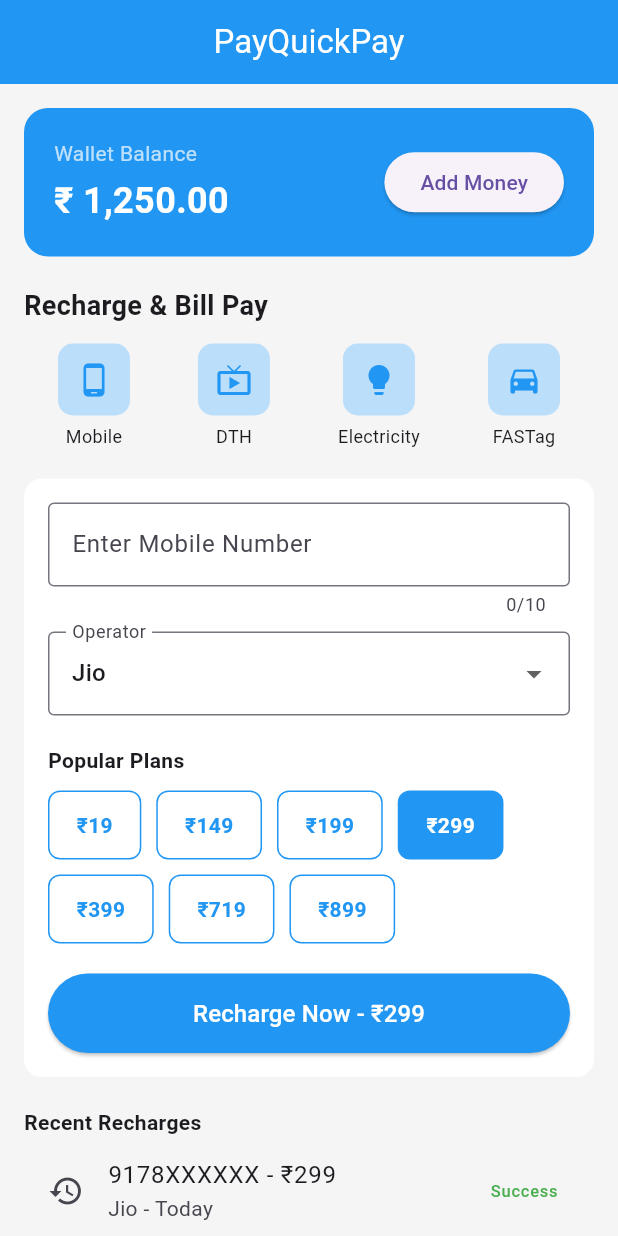
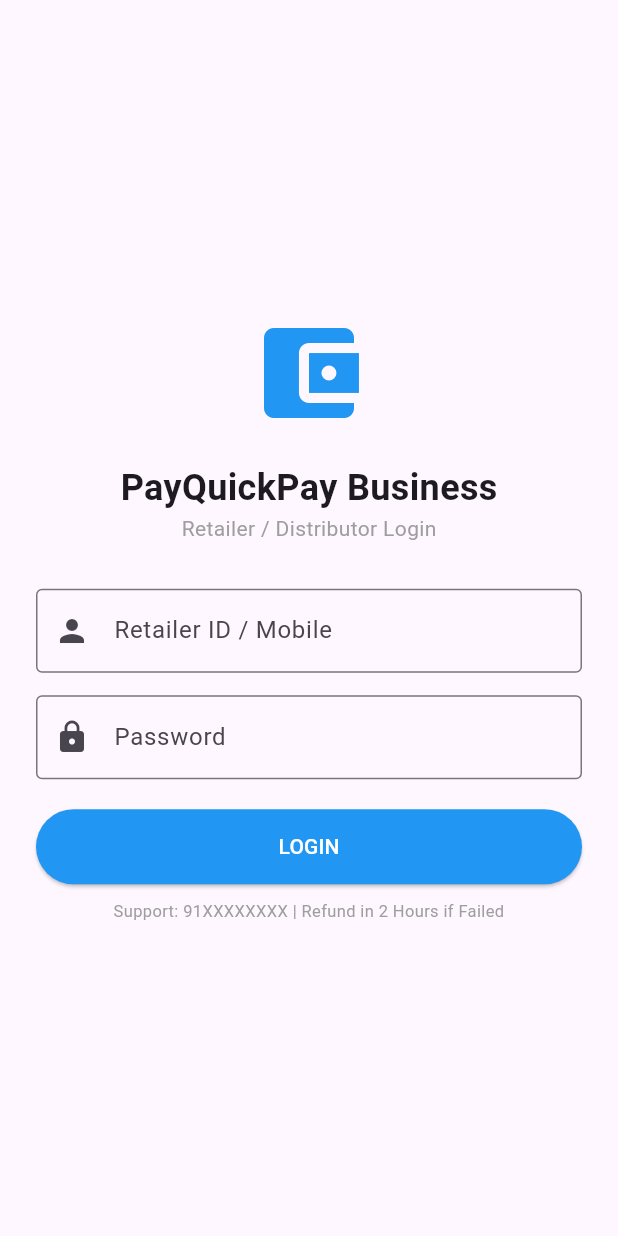
Before and after one commit to Nilu10051998/PayQuickPay, a Flutter app: the screen it shows after launch, on a phone screen of 412 x 824 dp. Run offline on Flutter 3.47's test engine with Material 3 defaults, Android fonts, the phone set to English and light mode, and no system bars.

Commit message:
Refactor app structure to include login functionality
Updated the main app structure to include a login screen and changed the app title. Replaced the RechargeHome widget with LoginScreen and added BusinessHome for managing transactions.

```diff
--- a/lib/main.dart
+++ b/lib/main.dart
@@ -1,149 +1,159 @@
 import 'package:flutter/material.dart';
 
-void main() { runApp(const PayQuickPayApp()); }
+void main() => runApp(const PayQuickPayApp());
 
 class PayQuickPayApp extends StatelessWidget {
   const PayQuickPayApp({super.key});
   @override
   Widget build(BuildContext context) {
     return MaterialApp(
-      title: 'PayQuickPay',
       debugShowCheckedModeBanner: false,
-      theme: ThemeData(primarySwatch: Colors.blue, useMaterial3: true),
-      home: const RechargeHome(),
+      title: 'PayQuickPay Business',
+      theme: ThemeData(useMaterial3: true, primarySwatch: Colors.blue),
+      home: const LoginScreen(),
     );
   }
 }
 
-class RechargeHome extends StatefulWidget {
-  const RechargeHome({super.key});
-  @override
-  State<RechargeHome> createState() => _RechargeHomeState();
-}
-
-class _RechargeHomeState extends State<RechargeHome> {
-  final _mobileController = TextEditingController();
-  String _selectedOperator = 'Jio';
-  int _selectedPlan = 299;
-
-  final List<int> plans = [19, 149, 199, 299, 399, 719, 899];
-
+// 1. LOGIN SCREEN - RETAILER ID
+class LoginScreen extends StatelessWidget {
+  const LoginScreen({super.key});
   @override
   Widget build(BuildContext context) {
     return Scaffold(
-      backgroundColor: Colors.grey[100],
-      appBar: AppBar(title: const Text('PayQuickPay'), backgroundColor: Colors.blue, foregroundColor: Colors.white, centerTitle: true),
-      body: SingleChildScrollView(
-        padding: const EdgeInsets.all(16),
+      body: Padding(
+        padding: const EdgeInsets.all(24),
         child: Column(
-          crossAxisAlignment: CrossAxisAlignment.start,
+          mainAxisAlignment: MainAxisAlignment.center,
           children: [
-            // Wallet Card
-            Container(
-              padding: const EdgeInsets.all(20),
-              decoration: BoxDecoration(color: Colors.blue, borderRadius: BorderRadius.circular(16)),
-              child: Row(
-                mainAxisAlignment: MainAxisAlignment.spaceBetween,
-                children: [
-                  const Column(
-                    crossAxisAlignment: CrossAxisAlignment.start,
-                    children: [
-                      Text('Wallet Balance', style: TextStyle(color: Colors.white70)),
-                      SizedBox(height: 5),
-                      Text('₹ 1,250.00', style: TextStyle(color: Colors.white, fontSize: 24, fontWeight: FontWeight.bold)),
-                    ],
-                  ),
-                  ElevatedButton(onPressed: () {}, child: const Text('Add Money')),
-                ],
-              ),
-            ),
+            const Icon(Icons.account_balance_wallet, size: 80, color: Colors.blue),
             const SizedBox(height: 20),
-            // Services
-            const Text('Recharge & Bill Pay', style: TextStyle(fontSize: 18, fontWeight: FontWeight.bold)),
-            const SizedBox(height: 12),
-            Row(
-              mainAxisAlignment: MainAxisAlignment.spaceAround,
-              children: [
-                _serviceIcon(Icons.phone_android, 'Mobile'),
-                _serviceIcon(Icons.live_tv, 'DTH'),
-                _serviceIcon(Icons.lightbulb, 'Electricity'),
-                _serviceIcon(Icons.directions_car, 'FASTag'),
-              ],
-            ),
+            const Text('PayQuickPay Business', style: TextStyle(fontSize: 24, fontWeight: FontWeight.bold)),
+            const Text('Retailer / Distributor Login', style: TextStyle(color: Colors.grey)),
+            const SizedBox(height: 30),
+            const TextField(decoration: InputDecoration(labelText: 'Retailer ID / Mobile', border: OutlineInputBorder(), prefixIcon: Icon(Icons.person))),
+            const SizedBox(height: 15),
+            const TextField(obscureText: true, decoration: InputDecoration(labelText: 'Password', border: OutlineInputBorder(), prefixIcon: Icon(Icons.lock))),
             const SizedBox(height: 20),
-            // Mobile Input
-            Container(
-              padding: const EdgeInsets.all(16),
-              decoration: BoxDecoration(color: Colors.white, borderRadius: BorderRadius.circular(12)),
-              child: Column(
-                crossAxisAlignment: CrossAxisAlignment.start,
-                children: [
-                  TextField(
-                    controller: _mobileController,
-                    keyboardType: TextInputType.phone,
-                    decoration: const InputDecoration(labelText: 'Enter Mobile Number', prefixText: '+91 ', border: OutlineInputBorder()),
-                    maxLength: 10,
-                  ),
-                  const SizedBox(height: 10),
-                  DropdownButtonFormField(
-                    value: _selectedOperator,
-                    items: ['Jio', 'Airtel', 'Vi', 'BSNL'].map((e) => DropdownMenuItem(value: e, child: Text(e))).toList(),
-                    onChanged: (v) => setState(() => _selectedOperator = v!),
-                    decoration: const InputDecoration(labelText: 'Operator', border: OutlineInputBorder()),
-                  ),
-                  const SizedBox(height: 20),
-                  const Text('Popular Plans', style: TextStyle(fontWeight: FontWeight.bold)),
-                  const SizedBox(height: 10),
-                  Wrap(
-                    spacing: 10,
-                    runSpacing: 10,
-                    children: plans.map((plan) {
-                      bool selected = _selectedPlan == plan;
-                      return GestureDetector(
-                        onTap: () => setState(() => _selectedPlan = plan),
-                        child: Container(
-                          padding: const EdgeInsets.symmetric(horizontal: 18, vertical: 12),
-                          decoration: BoxDecoration(
-                            color: selected? Colors.blue : Colors.white,
-                            border: Border.all(color: Colors.blue),
-                            borderRadius: BorderRadius.circular(8),
-                          ),
-                          child: Text('₹$plan', style: TextStyle(color: selected? Colors.white : Colors.blue, fontWeight: FontWeight.bold)),
-                        ),
-                      );
-                    }).toList(),
-                  ),
-                  const SizedBox(height: 20),
-                  SizedBox(
-                    width: double.infinity,
-                    child: ElevatedButton(
-                      style: ElevatedButton.styleFrom(backgroundColor: Colors.blue, foregroundColor: Colors.white, padding: const EdgeInsets.all(15)),
-                      onPressed: () {
-                        ScaffoldMessenger.of(context).showSnackBar(SnackBar(content: Text('₹$_selectedPlan Recharge for ${_mobileController.text} - $_selectedOperator - Success!')));
-                      },
-                      child: Text('Recharge Now - ₹$_selectedPlan', style: const TextStyle(fontSize: 16)),
-                    ),
-                  ),
-                ],
-              ),
-            ),
-            const SizedBox(height: 20),
-            const Text('Recent Recharges', style: TextStyle(fontWeight: FontWeight.bold)),
-            const ListTile(leading: Icon(Icons.history), title: Text('9178XXXXXX - ₹299'), subtitle: Text('Jio - Today'), trailing: Text('Success', style: TextStyle(color: Colors.green))),
-            const ListTile(leading: Icon(Icons.history), title: Text('DTH - 123456789 - ₹350'), subtitle: Text('Tata Play - Yesterday'), trailing: Text('Success', style: TextStyle(color: Colors.green))),
+            SizedBox(width: double.infinity, child: ElevatedButton(style: ElevatedButton.styleFrom(backgroundColor: Colors.blue, foregroundColor: Colors.white, padding: const EdgeInsets.all(15)), onPressed: () { Navigator.pushReplacement(context, MaterialPageRoute(builder: (_) => const BusinessHome())); }, child: const Text('LOGIN'))),
+            const SizedBox(height: 10),
+            const Text('Support: 91XXXXXXXX | Refund in 2 Hours if Failed', style: TextStyle(fontSize: 11, color: Colors.grey), textAlign: TextAlign.center),
           ],
         ),
       ),
     );
   }
+}
 
-  Widget _serviceIcon(IconData icon, String label) {
-    return Column(
-      children: [
-        Container(padding: const EdgeInsets.all(12), decoration: BoxDecoration(color: Colors.blue.shade100, borderRadius: BorderRadius.circular(10)), child: Icon(icon, color: Colors.blue)),
-        const SizedBox(height: 5),
-        Text(label, style: const TextStyle(fontSize: 12)),
-      ],
+// 2. BUSINESS HOME
+class BusinessHome extends StatefulWidget {
+  const BusinessHome({super.key});
+  @override
+  State<BusinessHome> createState() => _BusinessHomeState();
+}
+
+class _BusinessHomeState extends State<BusinessHome> {
+  double wallet = 1250.0;
+  final List<Map<String, dynamic>> history = [
+    {'no': '9178XXXX01', 'amt': 299, 'op': 'Jio', 'status': 'Success', 'id': 'TXN12345'},
+    {'no': 'DTH 12345', 'amt': 350, 'op': 'TataPlay', 'status': 'Failed', 'id': 'TXN12344'},
+  ];
+
+  void _recharge(String number, int amt, String op) {
+    setState(() {
+      if (wallet >= amt) {
+        wallet -= amt;
+        history.insert(0, {'no': number, 'amt': amt, 'op': op, 'status': 'Success', 'id': 'TXN${DateTime.now().millisecondsSinceEpoch}'});
+      }
+    });
+  }
+
+  @override
+  Widget build(BuildContext context) {
+    return DefaultTabController(
+      length: 3,
+      child: Scaffold(
+        appBar: AppBar(
+          title: const Text('PayQuickPay'),
+          backgroundColor: Colors.blue,
+          foregroundColor: Colors.white,
+          bottom: const TabBar(tabs: [Tab(text: 'Recharge'), Tab(text: 'History'), Tab(text: 'Support')]),
+        ),
+        body: TabBarView(children: [
+          // TAB 1 - RECHARGE
+          SingleChildScrollView(
+            padding: const EdgeInsets.all(16),
+            child: Column(children: [
+              Container(
+                padding: const EdgeInsets.all(16),
+                decoration: BoxDecoration(color: Colors.blue, borderRadius: BorderRadius.circular(12)),
+                child: Row(mainAxisAlignment: MainAxisAlignment.spaceBetween, children: [
+                  Column(crossAxisAlignment: CrossAxisAlignment.start, children: [const Text('Wallet Balance', style: TextStyle(color: Colors.white70)), Text('₹ ${wallet.toStringAsFixed(2)}', style: const TextStyle(color: Colors.white, fontSize: 22, fontWeight: FontWeight.bold))]),
+                  ElevatedButton(onPressed: () { setState(() => wallet += 1000); }, child: const Text('Add ₹1000')),
+                ]),
+              ),
+              const SizedBox(height: 20),
+              const RechargeForm(),
+            ]),
+          ),
+          // TAB 2 - HISTORY - SAFE
+          ListView.builder(
+            itemCount: history.length,
+            itemBuilder: (_, i) {
+              var h = history[i];
+              return Card(
+                child: ListTile(
+                  title: Text('${h['no']} - ₹${h['amt']}'),
+                  subtitle: Text('${h['op']} | ID: ${h['id']} | ${h['status'] == 'Success'? 'Commission: ₹${(h['amt']*0.02).toStringAsFixed(2)}' : 'Refund: Will credit in 2Hrs'}'),
+                  trailing: Container(padding: const EdgeInsets.symmetric(horizontal: 8, vertical: 4), decoration: BoxDecoration(color: h['status'] == 'Success'? Colors.green : Colors.red, borderRadius: BorderRadius.circular(4)), child: Text(h['status'], style: const TextStyle(color: Colors.white, fontSize: 12))),
+                ),
+              );
+            },
+          ),
+          // TAB 3 - SUPPORT - NO COMPLAINT RISK
+          const Padding(
+            padding: EdgeInsets.all(16),
+            child: Column(crossAxisAlignment: CrossAxisAlignment.start, children: [
+              Text('Safe Business Policy', style: TextStyle(fontWeight: FontWeight.bold, fontSize: 16)),
+              SizedBox(height: 10),
+              Text('1. Recharge fail hele 2 ghanta bhitare wallet re paisa feriba.\n\n2. Har transaction re Transaction ID miliba - Proof.\n\n3. Bill Fetch heba pare hi pay kariba - Bhul amount haba nahi.\n\n4. Customer ku receipt share karipariba.\n\n5. Support: Raise Complaint -> Admin dekhba.'),
+              SizedBox(height: 20),
+              Card(child: ListTile(leading: Icon(Icons.support_agent), title: Text('Raise Complaint'), subtitle: Text('TXN ID deiki complaint karantu'))),
+              Card(child: ListTile(leading: Icon(Icons.receipt), title: Text('Refund Policy'), subtitle: Text('100% Safe - Auto Refund'))),
+            ]),
+          ),
+        ]),
+      ),
     );
   }
 }
+
+class RechargeForm extends StatefulWidget {
+  const RechargeForm({super.key});
+  @override
+  State<RechargeForm> createState() => _RechargeFormState();
+}
+
+class _RechargeFormState extends State<RechargeForm> {
+  final _num = TextEditingController();
+  String _op = 'Jio';
+  int _amt = 299;
+  @override
+  Widget build(BuildContext context) {
+    return Container(
+      padding: const EdgeInsets.all(16),
+      decoration: BoxDecoration(color: Colors.white, borderRadius: BorderRadius.circular(12), boxShadow: [BoxShadow(color: Colors.black12, blurRadius: 5)]),
+      child: Column(children: [
+        TextField(controller: _num, keyboardType: TextInputType.phone, decoration: const InputDecoration(labelText: 'Mobile / DTH No / Consumer No', border: OutlineInputBorder())),
+        const SizedBox(height: 10),
+        DropdownButtonFormField(value: _op, items: ['Jio', 'Airtel', 'Vi', 'BSNL', 'TataPlay', 'Electricity - TPCODL'].map((e) => DropdownMenuItem(value: e, child: Text(e))).toList(), onChanged: (v) => setState(() => _op = v!), decoration: const InputDecoration(labelText: 'Operator / Biller', border: OutlineInputBorder())),
+        const SizedBox(height: 10),
+        Wrap(spacing: 8, children: [19, 149, 199, 299, 399, 719].map((p) => ChoiceChip(label: Text('₹$p'), selected: amt == p, onSelected: () => setState(() => _amt = p))).toList()),
+        const SizedBox(height: 15),
+        SizedBox(width: double.infinity, child: ElevatedButton(style: ElevatedButton.styleFrom(backgroundColor: Colors.blue, foregroundColor: Colors.white, padding: const EdgeInsets.all(15)), onPressed: () { if (_num.text.length > 5) { ScaffoldMessenger.of(context).showSnackBar(SnackBar(content: Text('Recharge Initiated - ID: TXN${DateTime.now().millisecond} - Checking with BBPS...'))); } }, child: Text('Pay ₹$_amt - Safe & Secure'))),
+        const SizedBox(height: 8),
+        const Text('✓ BBPS Verified | ✓ Instant Refund if Failed | ✓ Receipt will Generate', style: TextStyle(fontSize: 10, color: Colors.green)),
+      ]),
+    );
+  }
+}
```
